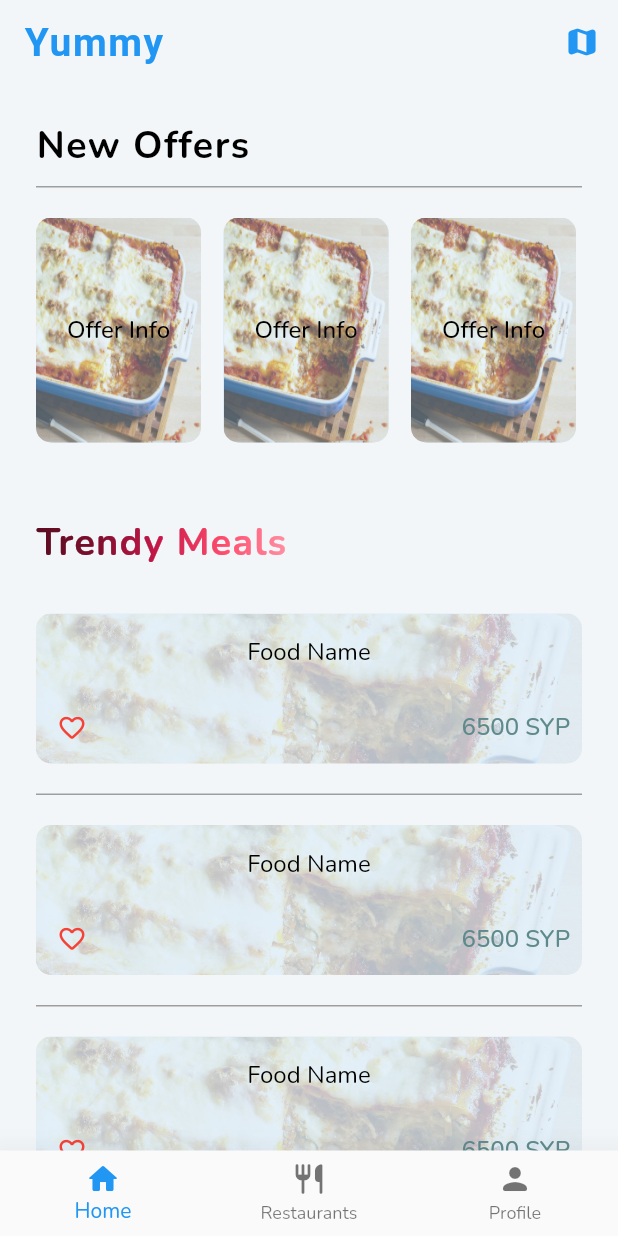
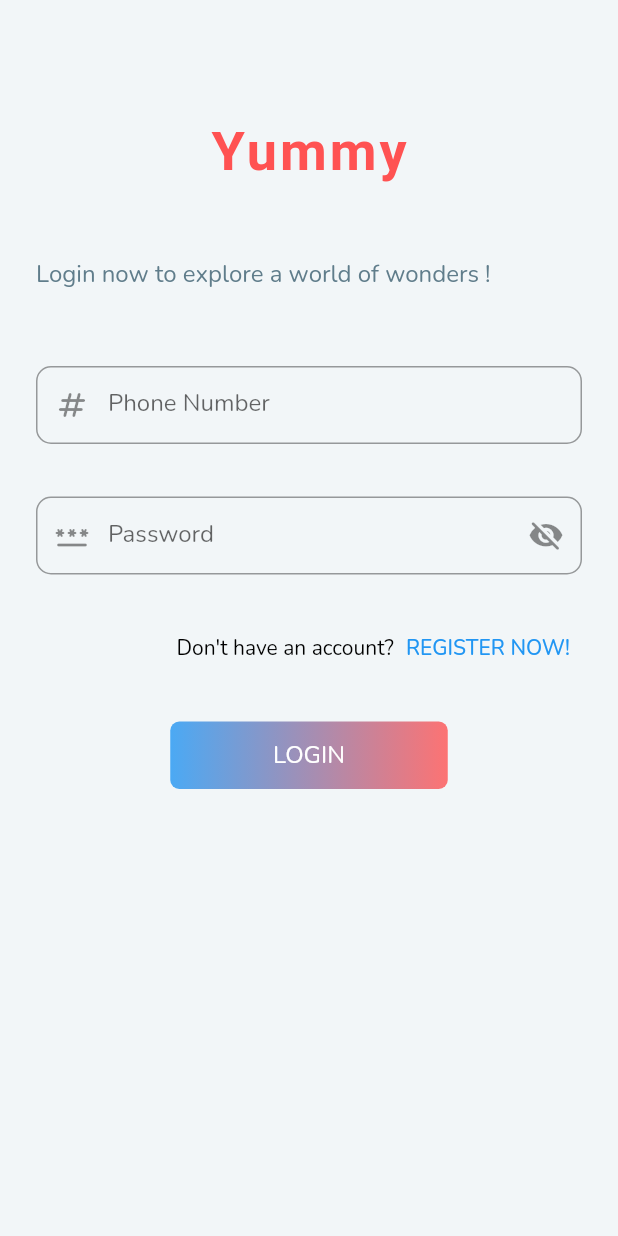
Before and after one commit to MohammadBali/Yummy, a Flutter app: the screen it shows after launch, on a phone screen of 412 x 824 dp. Run offline on Flutter 3.47's test engine with Material 2 defaults, Android fonts, the light colour scheme and no system bars; drawn by our look-alikes of simple_gradient_text; our stand-ins replace bloc, conditional_builder_null_safety, dio, flutter_bloc, flutter_map, fluttertoast and 6 more; missing offline and left inert: flutter_geocoder; Roboto replaces fonts that are missing (MagistralHonesty); project files that could hold a hidden picture were left out.

Commit message:
Login & Register & Maps Search

```diff
--- a/analysis_options.yaml
+++ b/analysis_options.yaml
@@ -22,6 +22,7 @@ linter:
   # `// ignore_for_file: name_of_lint` syntax on the line or in the file
   # producing the lint.
   rules:
+    avoid_print: false
     # avoid_print: false  # Uncomment to disable the `avoid_print` rule
     # prefer_single_quotes: true  # Uncomment to enable the `prefer_single_quotes` rule
 
--- a/lib/layout/cubit/states.dart
+++ b/lib/layout/cubit/states.dart
@@ -9,3 +9,11 @@ class AppChangeThemeModeState extends AppStates{}
 class AppChangeItemListState extends AppStates{}
 
 class AppCheckItemListState extends AppStates{}
+
+class AppChangeMapCoordinatesFromAddressLoadingState extends AppStates{}
+
+class AppChangeMapCoordinatesFromAddressErrorState extends AppStates{}
+
+class AppChangeMapCoordinatesSuccessState extends AppStates{}
+
+class AppChangeIsMapLoadedState extends AppStates{}
--- a/lib/main.dart
+++ b/lib/main.dart
@@ -2,6 +2,7 @@ import 'package:flutter/material.dart';
 import 'package:flutter_bloc/flutter_bloc.dart';
 import 'package:yummy/layout/cubit/cubit.dart';
 import 'package:yummy/layout/home_layout.dart';
+import 'package:yummy/modules/Login/login.dart';
 import 'package:yummy/shared/bloc_observer.dart';
 import 'package:yummy/shared/components/constants.dart';
 import 'package:yummy/shared/network/local/cache_helper.dart';
@@ -15,7 +16,7 @@ void main() async {
 
   Bloc.observer = MyBlocObserver(); //Running Bloc Observer which prints change in states and errors etc...  in console
 
-  // DioHelper.init();
+  MainDioHelper.init();
 
   await CacheHelper.init(); //Starting CacheHelper, await for it since there is async,await in .init().
 
@@ -34,7 +35,7 @@ void main() async {
   }
   else  //OnBoarding has been shown before but the token is empty => Login is required.
   {
-    widget = const HomeLayout(); //Should be Login
+    widget =  Login(); //Should be Login
   }
 
   runApp( MyApp(isDark: isDark, homeWidget: widget,));
--- /dev/null
+++ b/lib/modules/Login/cubit/loginCubit.dart
@@ -0,0 +1,19 @@
+import 'package:flutter_bloc/flutter_bloc.dart';
+import 'package:yummy/modules/Login/cubit/loginStates.dart';
+
+class LoginCubit extends Cubit<LoginStates>
+{
+  LoginCubit():super(LoginInitialState());
+
+  static LoginCubit get(context) =>BlocProvider.of(context);
+
+
+  bool isPassVisible=true;
+
+  void changePassVisibility()
+  {
+    isPassVisible=!isPassVisible;
+    emit(LoginChangePassVisibilityState());
+  }
+
+}
--- /dev/null
+++ b/lib/modules/Login/cubit/loginStates.dart
@@ -0,0 +1,5 @@
+abstract class LoginStates{}
+
+class LoginInitialState extends LoginStates{}
+
+class LoginChangePassVisibilityState extends LoginStates{}
--- /dev/null
+++ b/lib/modules/Login/login.dart
@@ -0,0 +1,158 @@
+import 'package:flutter/material.dart';
+import 'package:flutter_bloc/flutter_bloc.dart';
+import 'package:yummy/modules/Login/cubit/loginCubit.dart';
+import 'package:yummy/modules/Login/cubit/loginStates.dart';
+import 'package:yummy/modules/Register/register.dart';
+import 'package:yummy/shared/components/components.dart';
+import 'package:yummy/shared/components/imports.dart';
+
+import '../../layout/home_layout.dart';
+
+class Login extends StatelessWidget {
+   Login({Key? key}) : super(key: key);
+
+  TextEditingController phoneController=TextEditingController();
+  TextEditingController passwordController=TextEditingController();
+
+  var formKey=GlobalKey<FormState>();
+
+  @override
+  Widget build(BuildContext context) {
+    return BlocProvider(
+      create: (context)=>LoginCubit(),
+      child: BlocConsumer<LoginCubit,LoginStates>(
+        listener: (context,state){},
+
+        builder: (context,state)
+        {
+          var cubit= LoginCubit.get(context);
+          return Scaffold(
+            appBar: AppBar(),
+
+            body: SingleChildScrollView(
+              child: Padding(
+                padding: const EdgeInsets.all(24.0),
+                child: Form(
+                  key: formKey,
+                  child: Column(
+                    crossAxisAlignment: CrossAxisAlignment.start,
+                    children:
+                    [
+                      Center(
+                        child: Text(
+                          'Yummy',
+                          style: TextStyle(
+                            letterSpacing: 2,
+                            fontFamily: 'MagistralHonesty',
+                            fontWeight: FontWeight.bold,
+                            fontSize: 36,
+                            color: defaultDarkColor,
+                          ),
+                        ),
+                      ),
+
+                      const SizedBox(height: 50,),
+
+                       Text(
+                        'Login now to explore a world of wonders !',
+                        style: Theme.of(context).textTheme.titleMedium?.copyWith(color: Colors.blueGrey),
+                      ),
+
+                      const SizedBox(height: 50,),
+
+                      defaultFormField(
+                        controller: phoneController,
+                        keyboard: TextInputType.number,
+                        label: 'Phone Number',
+                        prefix: Icons.numbers_rounded,
+                        borderRadius: 10,
+                        validate: (value)
+                        {
+
+                          if(value!.isEmpty)
+                            {
+                              return 'Phone Number Can\'t be empty';
+                            }
+                          return null;
+                        }
+                      ),
+
+                      const SizedBox(height: 35,),
+
+                      defaultFormField(
+                          controller: passwordController,
+                          keyboard: TextInputType.text,
+                          label: 'Password',
+                          prefix: Icons.password_rounded,
+                          suffix: cubit.isPassVisible? Icons.visibility_off_rounded : Icons.visibility_rounded,
+                          isObscure: cubit.isPassVisible? true : false,
+                          borderRadius: 10,
+                          validate: (value)
+                          {
+                            if(value!.isEmpty)
+                            {
+                              return 'Password Can\'t be empty';
+                            }
+                            return null;
+                          },
+
+                        onPressedSuffixIcon: ()
+                        {
+                          cubit.changePassVisibility();
+                        },
+
+                        onSubmit: (val)
+                        {
+                          if(formKey.currentState!.validate())
+                          {
+                            navigateAndFinish(context, const HomeLayout());
+                          }
+                        },
+                      ),
+
+                      const SizedBox(height: 25,),
+
+                      Row(
+                        mainAxisAlignment: MainAxisAlignment.end,
+                        children: [
+                          const Text(
+                            "Don't have an account?"
+                          ),
+
+                          TextButton(
+                            onPressed: ()
+                            {
+                              navigateTo(context, const Register());
+                            },
+                            child: const Text(
+                              'REGISTER NOW!'
+                            ),
+                          ),
+                        ],
+                      ),
+
+                      const SizedBox(height: 25,),
+
+                      Center(child: defaultButton(
+
+                          title: 'login',
+
+                          onTap: ()
+                          {
+                            if(formKey.currentState!.validate())
+                              {
+                                navigateAndFinish(context, const HomeLayout());
+                              }
+                          }),
+                      ),
+                    ],
+                  ),
+                ),
+              ),
+            ),
+          );
+        },
+      ),
+    );
+  }
+}
--- /dev/null
+++ b/lib/modules/Register/cubit/registerStates.dart
@@ -0,0 +1,3 @@
+abstract class RegisterStates{}
+
+class RegisterInitialState extends RegisterStates{}
--- a/lib/shared/network/end_points.dart
+++ b/lib/shared/network/end_points.dart
@@ -1 +1 @@
-const String localhost='';
+const String localhost='https://temp.com';
--- a/lib/shared/network/remote/main_dio_helper.dart
+++ b/lib/shared/network/remote/main_dio_helper.dart
@@ -2,7 +2,7 @@ import 'package:dio/dio.dart';
 import '../end_points.dart';
 
 // Dio is an HTTP client, we declare in the init() giving the url to get the data from, and it getData we give him the method and queries.
-class DioHelper
+class MainDioHelper
 {
   static Dio ? dio;
 
@@ -10,7 +10,7 @@ class DioHelper
   {
     dio=Dio(
       BaseOptions(
-        baseUrl: '$localhost/api/',   // JuniorProject default url.
+        baseUrl: '$localhost/api/',   // default URL '$localhost/api/'
         receiveDataWhenStatusError: true,
         // receiveTimeout: Duration.zero, //50000,
         // connectTimeout: Duration.zero, //30000,
```
Also changed, not shown: lib/layout/cubit/cubit.dart (+60 -0 lines), lib/modules/Map/mapPage.dart (+76 -21 lines), lib/modules/Register/cubit/registerCubit.dart (added, +10 -0 lines), lib/modules/Register/register.dart (added, +24 -0 lines), lib/shared/components/components.dart (+3 -8 lines).
